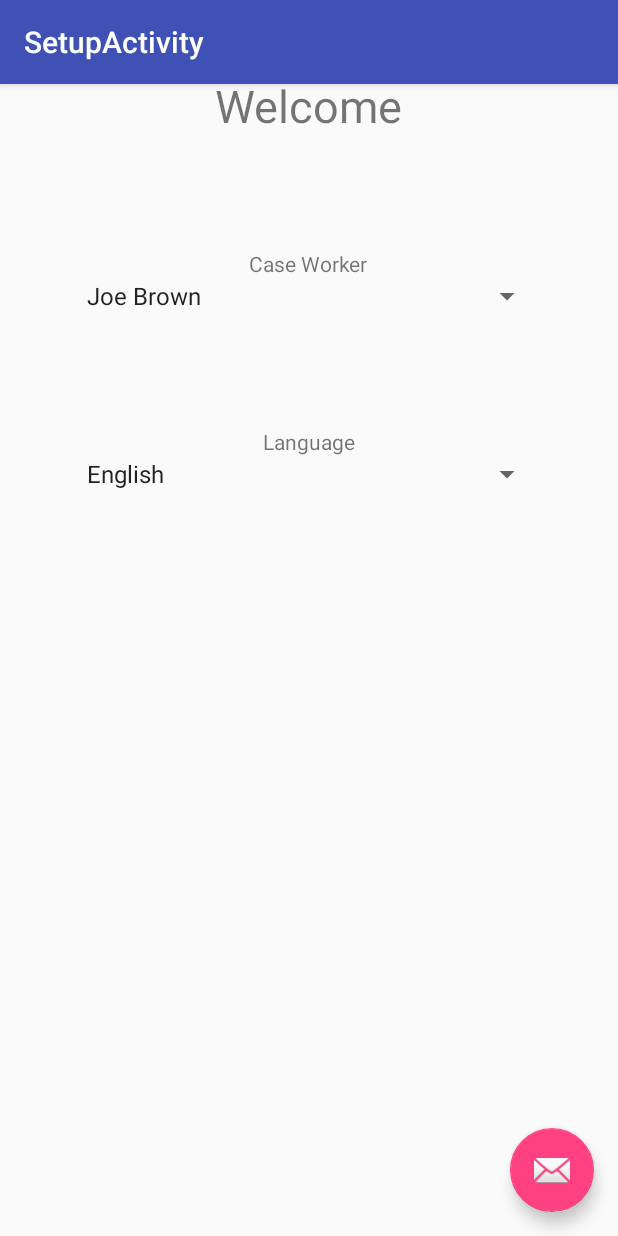
After one commit to utahopensource/tgg_SAFE, an Android app: the SetupActivity screen opened directly, with no data from a screen before it, on a phone screen of 412 x 824 dp. The commit adds this screen. Run offline under Robolectric (Android 15) with nearby library versions, the phone set to English and light mode, and no system bars.

Commit message:
initial commit for app setup screen that allows selecting of a case worker and language.

```diff
--- a/app/src/main/AndroidManifest.xml
+++ b/app/src/main/AndroidManifest.xml
@@ -1,11 +1,11 @@
 <?xml version="1.0" encoding="utf-8"?>
-<manifest package="org.utos.android.safe"
-          xmlns:android="http://schemas.android.com/apk/res/android">
+<manifest xmlns:android="http://schemas.android.com/apk/res/android"
+    package="org.utos.android.safe">
 
     <!-- To auto-complete the email text field in the login form with the user's emails -->
-    <uses-permission android:name="android.permission.GET_ACCOUNTS"/>
-    <uses-permission android:name="android.permission.READ_PROFILE"/>
-    <uses-permission android:name="android.permission.READ_CONTACTS"/>
+    <uses-permission android:name="android.permission.GET_ACCOUNTS" />
+    <uses-permission android:name="android.permission.READ_PROFILE" />
+    <uses-permission android:name="android.permission.READ_CONTACTS" />
     <uses-permission android:name="android.permission.CALL_PHONE" />
 
     <application
@@ -15,12 +15,21 @@
         android:supportsRtl="true"
         android:theme="@style/AppTheme">
         <activity
+            android:name=".SetupActivity"
+            android:label="@string/title_activity_setup"
+            android:theme="@style/AppTheme.NoActionBar">
+            <intent-filter>
+                <action android:name="android.intent.action.MAIN"/>
+                <category android:name="android.intent.category.LAUNCHER"/>
+            </intent-filter>
+        </activity>
+        <activity
             android:name=".LoginActivity"
             android:label="@string/app_name">
             <intent-filter>
-                <action android:name="android.intent.action.MAIN"/>
+                <action android:name="android.intent.action.MAIN" />
 
-                <category android:name="android.intent.category.LAUNCHER"/>
+                <category android:name="android.intent.category.LAUNCHER" />
             </intent-filter>
         </activity>
         <activity
@@ -28,13 +37,12 @@
             android:label="@string/title_activity_main"
             android:theme="@style/AppTheme.NoActionBar">
             <intent-filter>
-                <action android:name="android.intent.action.MAIN"/>
+                <action android:name="android.intent.action.MAIN" />
 
-                <category android:name="android.intent.category.LAUNCHER"/>
+                <category android:name="android.intent.category.LAUNCHER" />
             </intent-filter>
         </activity>
-        <activity android:name=".NonUrgentActivity">
-        </activity>
+        <activity android:name=".NonUrgentActivity"></activity>
     </application>
 
 </manifest>
--- /dev/null
+++ b/app/src/main/java/org/utos/android/safe/SetupActivity.java
@@ -0,0 +1,59 @@
+package org.utos.android.safe;
+
+import android.os.Bundle;
+import android.support.design.widget.FloatingActionButton;
+import android.support.design.widget.Snackbar;
+import android.support.v7.app.AppCompatActivity;
+import android.support.v7.widget.Toolbar;
+import android.view.View;
+import android.widget.ArrayAdapter;
+import android.widget.Spinner;
+
+public class SetupActivity extends AppCompatActivity {
+
+    private Spinner mCaseWorkerSpinner;
+    private Spinner mLanguageSpinner;
+
+//    Spinner spinner = (Spinner) findViewById(R.id.spinner);
+//    // Create an ArrayAdapter using the string array and a default spinner layout
+//    ArrayAdapter<CharSequence> adapter = ArrayAdapter.createFromResource(this,
+//            R.array.planets_array, android.R.layout.simple_spinner_item);
+//    // Specify the layout to use when the list of choices appears
+//    adapter.setDropDownViewResource(android.R.layout.simple_spinner_dropdown_item);
+//    // Apply the adapter to the spinner
+//    spinner.setAdapter(adapter);
+//
+
+    @Override
+    protected void onCreate(Bundle savedInstanceState) {
+        super.onCreate(savedInstanceState);
+        setContentView(R.layout.activity_setup);
+
+        mCaseWorkerSpinner = (Spinner) findViewById(R.id.spinner_caseworker);
+        ArrayAdapter<CharSequence> caseWorkerAdapter = ArrayAdapter.createFromResource(this,
+                R.array.caseworker_array, android.R.layout.simple_spinner_item);
+
+        caseWorkerAdapter.setDropDownViewResource(android.R.layout.simple_spinner_dropdown_item);
+        mCaseWorkerSpinner.setAdapter(caseWorkerAdapter);
+
+        mLanguageSpinner = (Spinner) findViewById(R.id.spinner_user_lang);
+        ArrayAdapter<CharSequence> languageAdapter = ArrayAdapter.createFromResource(this,
+                R.array.language_array, android.R.layout.simple_spinner_item);
+
+        languageAdapter.setDropDownViewResource(android.R.layout.simple_spinner_dropdown_item);
+        mLanguageSpinner.setAdapter(languageAdapter);
+
+        Toolbar toolbar = (Toolbar) findViewById(R.id.toolbar);
+        setSupportActionBar(toolbar);
+
+        FloatingActionButton fab = (FloatingActionButton) findViewById(R.id.fab);
+        fab.setOnClickListener(new View.OnClickListener() {
+            @Override
+            public void onClick(View view) {
+                Snackbar.make(view, "Replace with your own action", Snackbar.LENGTH_LONG)
+                        .setAction("Action", null).show();
+            }
+        });
+    }
+
+}
--- /dev/null
+++ b/app/src/main/res/layout/activity_setup.xml
@@ -0,0 +1,34 @@
+<?xml version="1.0" encoding="utf-8"?>
+<android.support.design.widget.CoordinatorLayout xmlns:android="http://schemas.android.com/apk/res/android"
+    xmlns:app="http://schemas.android.com/apk/res-auto"
+    xmlns:tools="http://schemas.android.com/tools"
+    android:layout_width="match_parent"
+    android:layout_height="match_parent"
+    android:fitsSystemWindows="true"
+    tools:context="org.utos.android.safe.SetupActivity">
+
+    <android.support.design.widget.AppBarLayout
+        android:layout_width="match_parent"
+        android:layout_height="wrap_content"
+        android:theme="@style/AppTheme.AppBarOverlay">
+
+        <android.support.v7.widget.Toolbar
+            android:id="@+id/toolbar"
+            android:layout_width="match_parent"
+            android:layout_height="?attr/actionBarSize"
+            android:background="?attr/colorPrimary"
+            app:popupTheme="@style/AppTheme.PopupOverlay" />
+
+    </android.support.design.widget.AppBarLayout>
+
+    <include layout="@layout/content_setup" />
+
+    <android.support.design.widget.FloatingActionButton
+        android:id="@+id/fab"
+        android:layout_width="wrap_content"
+        android:layout_height="wrap_content"
+        android:layout_gravity="bottom|end"
+        android:layout_margin="@dimen/fab_margin"
+        app:srcCompat="@android:drawable/ic_dialog_email" />
+
+</android.support.design.widget.CoordinatorLayout>
--- /dev/null
+++ b/app/src/main/res/layout/content_setup.xml
@@ -0,0 +1,47 @@
+<?xml version="1.0" encoding="utf-8"?>
+<LinearLayout xmlns:android="http://schemas.android.com/apk/res/android"
+    android:orientation="vertical" android:layout_width="match_parent"
+    android:layout_height="match_parent">
+
+
+    <TextView
+        android:text="@string/setup_welcome"
+        android:layout_width="wrap_content"
+        android:layout_height="wrap_content"
+        android:id="@+id/textView_welcome"
+        android:layout_gravity="center_horizontal"
+        android:layout_marginTop="50dp"
+        android:textSize="30sp"/>
+
+    <TextView
+        android:text="@string/select_caseworker"
+        android:layout_gravity="center_horizontal"
+        android:layout_width="wrap_content"
+        android:layout_height="wrap_content"
+        android:id="@+id/textView_caseworker"
+        android:layout_marginTop="75dp"
+        />
+
+
+    <Spinner
+        android:layout_width="match_parent"
+        android:layout_height="wrap_content"
+        android:id="@+id/spinner_caseworker"
+        android:layout_marginLeft="50dp"
+        android:layout_marginRight="50dp"/>
+    <TextView
+        android:text="@string/select_user_language"
+        android:layout_gravity="center_horizontal"
+        android:layout_width="wrap_content"
+        android:layout_height="wrap_content"
+        android:id="@+id/textView_user_lang"
+        android:layout_marginTop="75dp"
+        />
+    <Spinner
+        android:layout_width="match_parent"
+        android:layout_height="wrap_content"
+        android:id="@+id/spinner_user_lang"
+        android:layout_marginLeft="50dp"
+        android:layout_marginRight="50dp" />
+
+</LinearLayout>
--- a/app/src/main/res/values/strings.xml
+++ b/app/src/main/res/values/strings.xml
@@ -22,6 +22,19 @@
     <string name="btn_submit">Submit</string>
     <string name="emergency_number">tel:911</string>
     <string name="test_number">tel:211</string>
+    <string name="title_activity_setup">SetupActivity</string>
+    <string name="setup_welcome">Welcome</string>
+    <string name="select_caseworker">Case Worker</string>
+    <string name="select_user_language">Language</string>
 
+    <string-array name="caseworker_array">
+        <item>Joe Brown</item>
+        <item>Mary Smith</item>
+    </string-array>
+
+    <string-array name="language_array">
+        <item>English</item>
+        <item>Spanish</item>
+    </string-array>
 
 </resources>
--- a/app/src/main/res/values/styles.xml
+++ b/app/src/main/res/values/styles.xml
@@ -13,8 +13,8 @@
         <item name="windowNoTitle">true</item>
     </style>
 
-    <style name="AppTheme.AppBarOverlay" parent="ThemeOverlay.AppCompat.Dark.ActionBar"/>
+    <style name="AppTheme.AppBarOverlay" parent="ThemeOverlay.AppCompat.Dark.ActionBar" />
 
-    <style name="AppTheme.PopupOverlay" parent="ThemeOverlay.AppCompat.Light"/>
+    <style name="AppTheme.PopupOverlay" parent="ThemeOverlay.AppCompat.Light" />
 
 </resources>
```
